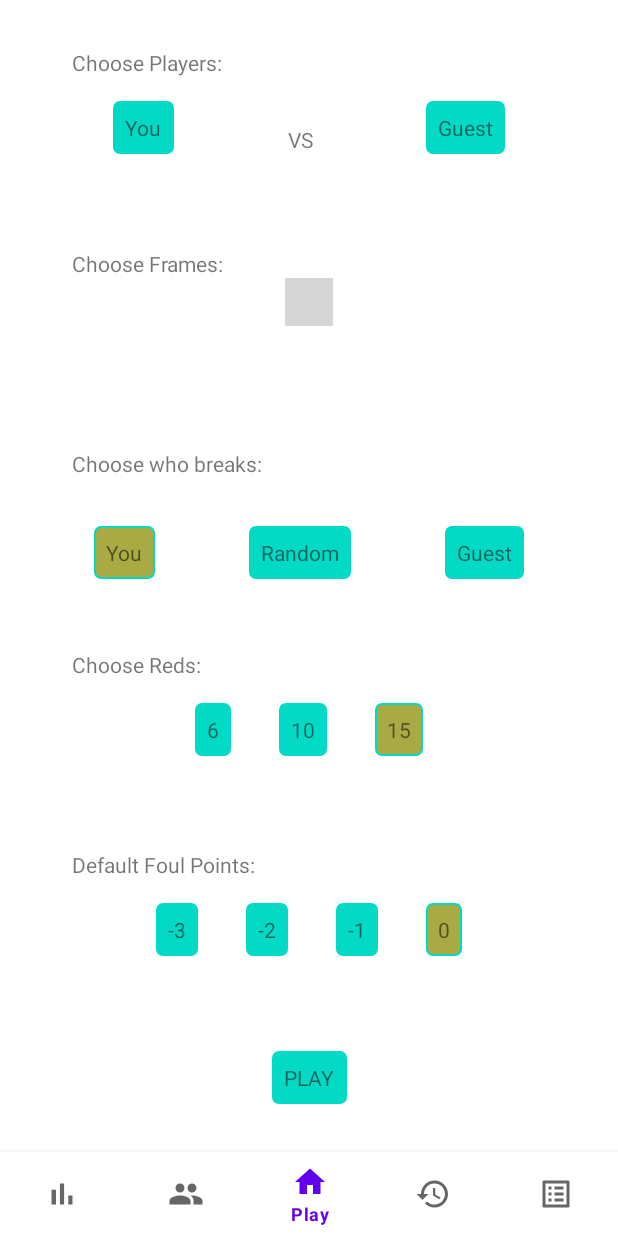
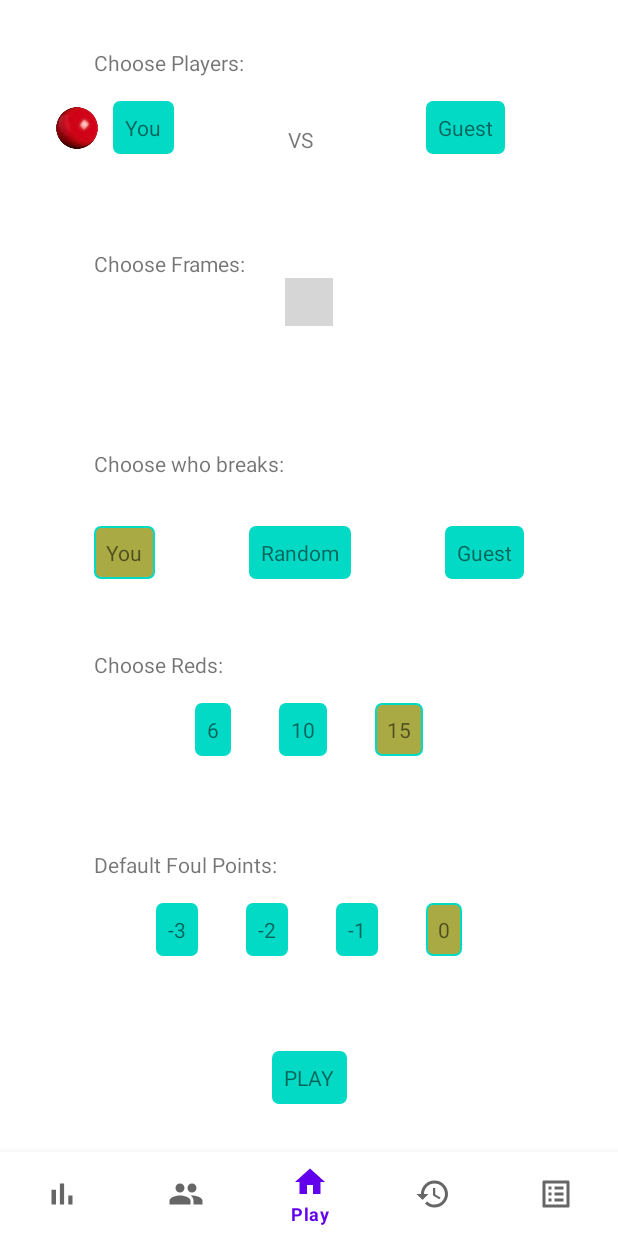
Before and after one commit to victorcocuz/snooker-board, an Android app: the screen it shows after launch (MainActivity), on a phone screen of 412 x 824 dp. Run offline under Robolectric (Android 15) with nearby library versions, the phone set to English and light mode, and no system bars; our stand-ins replace Timber, data binding, navigation-ui; plain views replace NumberPicker; 5 statements that could not run were skipped; grey boxes are pictures that could not be loaded.

Commit message:
feat: implement a very unnecessary motion layout that makes it so difficult to change the constraint layout from on, because of a requirement

```diff
--- a/app/src/main/res/layout/fragment_play.xml
+++ b/app/src/main/res/layout/fragment_play.xml
@@ -4,16 +4,16 @@
     xmlns:tools="http://schemas.android.com/tools">
 
     <data>
-
         <variable
             name="viewModel"
             type="com.example.snookerscore.fragments.play.PlayFragmentViewModel" />
     </data>
 
-    <androidx.constraintlayout.widget.ConstraintLayout
+    <androidx.constraintlayout.motion.widget.MotionLayout
         android:layout_width="match_parent"
         android:layout_height="match_parent"
-        tools:context=".fragments.play.PlayFragment">
+        tools:context=".fragments.play.PlayFragment"
+        app:layoutDescription="@xml/fragment_play_scene">
 
         <TextView
             android:id="@+id/frag_play_label_players"
@@ -23,10 +23,22 @@
             android:text="Choose Players:"
             app:layout_constraintBottom_toTopOf="@+id/frag_play_label_frames"
             app:layout_constraintEnd_toEndOf="parent"
-            app:layout_constraintHorizontal_bias="0.154"
+            app:layout_constraintHorizontal_bias="0.2"
             app:layout_constraintStart_toStartOf="parent"
             app:layout_constraintTop_toTopOf="parent"
             app:layout_constraintVertical_chainStyle="spread_inside" />
+
+
+        <ImageView
+            android:id="@+id/frag_play_ball_first_player"
+            android:layout_width="32dp"
+            android:layout_height="32dp"
+            android:layout_marginEnd="8dp"
+            app:layout_constraintBottom_toBottomOf="@+id/frag_play_btn_player_A"
+            app:layout_constraintEnd_toStartOf="@+id/frag_play_btn_player_A"
+            app:layout_constraintTop_toTopOf="@+id/frag_play_btn_player_A"
+            app:srcCompat="@drawable/ball_red"
+            android:contentDescription="Ball to click to choose who goes first" />
 
         <TextView
             android:id="@+id/frag_play_btn_player_A"
@@ -260,5 +272,5 @@
             app:layout_constraintStart_toStartOf="parent"
             app:layout_constraintTop_toBottomOf="@+id/frag_play_label_foul_modifier" />
 
-    </androidx.constraintlayout.widget.ConstraintLayout>
+    </androidx.constraintlayout.motion.widget.MotionLayout>
 </layout>
--- /dev/null
+++ b/app/src/main/res/xml/fragment_play_scene.xml
@@ -0,0 +1,37 @@
+<?xml version="1.0" encoding="utf-8"?>
+<MotionScene xmlns:android="http://schemas.android.com/apk/res/android"
+    xmlns:app="http://schemas.android.com/apk/res-auto">
+
+    <ConstraintSet android:id="@+id/start">
+        <Constraint
+            android:id="@+id/frag_play_ball_first_player"
+            android:layout_width="32dp"
+            android:layout_height="32dp"
+            android:layout_marginEnd="8dp"
+            android:onClick="@{() -> viewModel.setBreaksFirst(0)}"
+            app:layout_constraintBottom_toBottomOf="@+id/frag_play_btn_player_A"
+            app:layout_constraintEnd_toStartOf="@+id/frag_play_btn_player_A"
+            app:layout_constraintTop_toTopOf="@+id/frag_play_btn_player_A" />
+    </ConstraintSet>
+
+    <ConstraintSet android:id="@+id/end">
+        <Constraint
+            android:id="@+id/frag_play_ball_first_player"
+            android:layout_width="32dp"
+            android:layout_height="32dp"
+            android:layout_marginStart="8dp"
+            android:onClick="@{() -> viewModel.setBreaksFirst(1)}"
+            app:layout_constraintBottom_toBottomOf="@+id/frag_play_btn_player_A"
+            app:layout_constraintStart_toEndOf="@+id/frag_play_btn_player_B"
+            app:layout_constraintTop_toTopOf="@+id/frag_play_btn_player_A" />
+    </ConstraintSet>
+
+    <Transition
+        app:constraintSetEnd="@id/end"
+        app:constraintSetStart="@+id/start"
+        app:duration="300">
+        <OnClick
+            app:clickAction="toggle"
+            app:targetId="@id/frag_play_ball_first_player" />
+    </Transition>
+</MotionScene>
```
